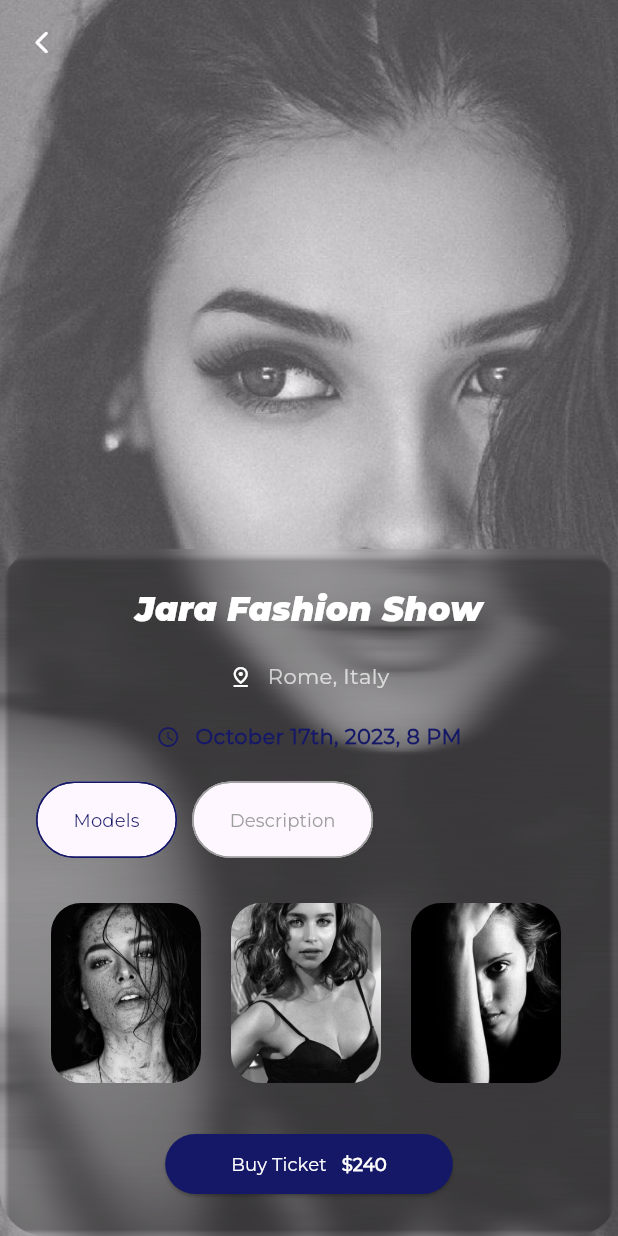
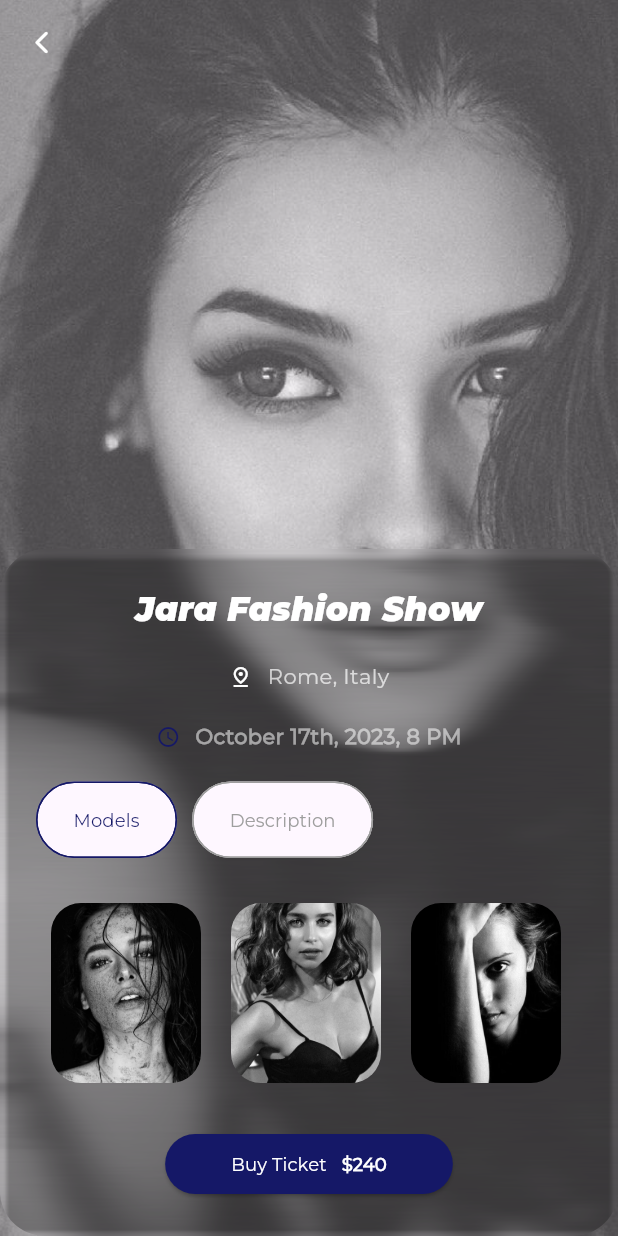
Before and after one commit to rishirizz/fashion_ui, a Flutter app: the screen it shows after launch, after a tap on "Jara Fashion Show", on a phone screen of 412 x 824 dp. Run offline on Flutter 3.47's test engine with Material 3 defaults, Android fonts, the phone set to English and light mode, and no system bars; project files that could hold a hidden picture were left out.

Commit message:
UI enhancements and app screenshots.

```diff
--- a/lib/screens/details_page.dart
+++ b/lib/screens/details_page.dart
@@ -130,12 +130,12 @@ class _ShowDetailsPageState extends State<ShowDetailsPage> {
                                   const SizedBox(
                                     width: 10,
                                   ),
-                                  Text(
+                                  const Text(
                                     'October 17th, 2023, 8 PM',
                                     style: TextStyle(
                                       fontFamily: 'Montserrat',
                                       fontWeight: FontWeight.w600,
-                                      color: kSecondaryColor,
+                                      color: Colors.white54,
                                     ),
                                   ),
                                 ],
@@ -207,13 +207,13 @@ class _ShowDetailsPageState extends State<ShowDetailsPage> {
                                     backgroundColor: kSecondaryColor,
                                   ),
                                   onPressed: () {},
-                                  child: Padding(
-                                    padding: const EdgeInsets.symmetric(
+                                  child: const Padding(
+                                    padding: EdgeInsets.symmetric(
                                       horizontal: 20,
                                     ),
                                     child: Row(
                                       mainAxisSize: MainAxisSize.min,
-                                      children: const [
+                                      children: [
                                         Text(
                                           'Buy Ticket',
                                           style: TextStyle(
--- a/lib/screens/home_page.dart
+++ b/lib/screens/home_page.dart
@@ -25,13 +25,13 @@ class _HomePageState extends State<HomePage> {
             crossAxisAlignment: CrossAxisAlignment.start,
             children: [
               const SizedBox(
-                height: 20,
+                height: 10,
               ),
               Row(
                 mainAxisAlignment: MainAxisAlignment.spaceBetween,
                 children: [
-                  Row(
-                    children: const [
+                  const Row(
+                    children: [
                       CircleAvatar(
                         backgroundImage: AssetImage('assets/model16.jpg'),
                         radius: 20,
@@ -80,7 +80,7 @@ class _HomePageState extends State<HomePage> {
                 ),
               ),
               const SizedBox(
-                height: 30,
+                height: 25,
               ),
               TextFormField(
                 autovalidateMode: AutovalidateMode.onUserInteraction,
@@ -99,7 +99,7 @@ class _HomePageState extends State<HomePage> {
                 ),
               ),
               const SizedBox(
-                height: 30,
+                height: 25,
               ),
               Row(
                 mainAxisAlignment: MainAxisAlignment.spaceBetween,
@@ -118,7 +118,7 @@ class _HomePageState extends State<HomePage> {
                 ],
               ),
               const SizedBox(
-                height: 20,
+                height: 15,
               ),
               Wrap(
                 alignment: WrapAlignment.start,
@@ -149,7 +149,7 @@ class _HomePageState extends State<HomePage> {
                   shrinkWrap: true,
                   gridDelegate: const SliverGridDelegateWithFixedCrossAxisCount(
                     crossAxisCount: 2,
-                    childAspectRatio: 0.7,
+                    childAspectRatio: 0.9,
                     mainAxisSpacing: 20,
                     crossAxisSpacing: 20,
                   ),
--- a/lib/screens/model_description_page.dart
+++ b/lib/screens/model_description_page.dart
@@ -179,13 +179,13 @@ class _ModelDescriptionPageState extends State<ModelDescriptionPage> {
                                             backgroundColor: kSecondaryColor,
                                           ),
                                           onPressed: () {},
-                                          child: Padding(
-                                            padding: const EdgeInsets.symmetric(
+                                          child: const Padding(
+                                            padding: EdgeInsets.symmetric(
                                               horizontal: 20,
                                             ),
                                             child: Row(
                                               mainAxisSize: MainAxisSize.min,
-                                              children: const [
+                                              children: [
                                                 Text(
                                                   'Followed',
                                                   style: TextStyle(
```
Also changed, not shown: lib/app_screenshots/home_screen.png (added), lib/app_screenshots/model_screen.png (added), lib/app_screenshots/show_screen.png (added), pubspec.lock, 2 other files.
